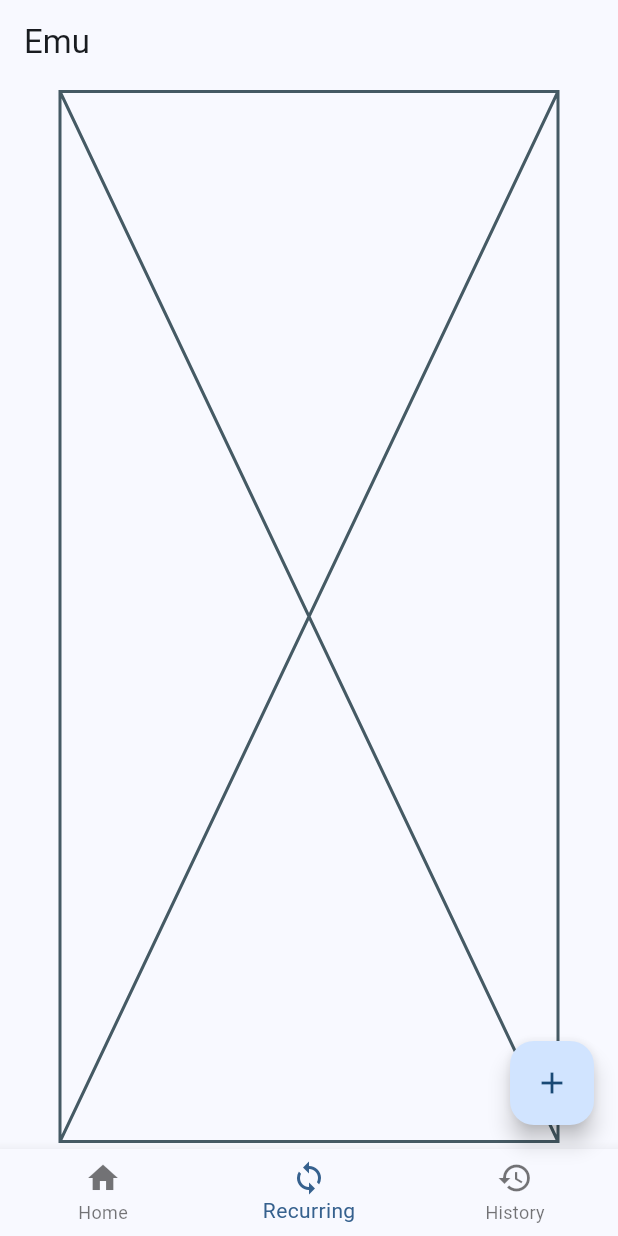
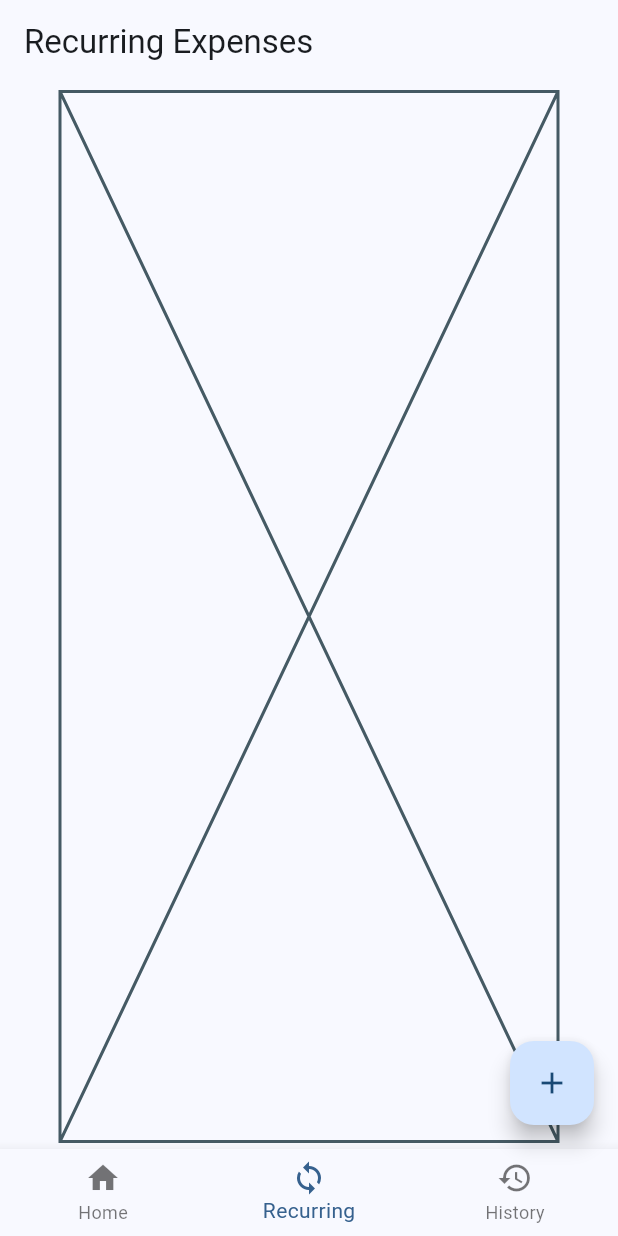
Before and after one commit to emhofer/Emu, a Flutter app: the screen it shows after launch, item 2 of the bottom bar chosen, on a phone screen of 412 x 824 dp. Run offline on Flutter 3.47's test engine with Material 2 defaults, Android fonts, the phone set to English and light mode, and no system bars; our stand-ins replace firebase_core; accounts and stored records are empty.

Commit message:
dynamic appbar titles

```diff
--- a/lib/main.dart
+++ b/lib/main.dart
@@ -47,6 +47,12 @@ class _MyHomePageState extends State<MyHomePage> {
     HistoryPage(),
   ];
 
+  final List<String> _pageTitles = [
+    "Emu",
+    "Recurring Expenses",
+    "History"
+  ];
+
   void onTabTapped(int index) {
     setState(() {
       _currentIndex = index;
@@ -56,7 +62,7 @@ class _MyHomePageState extends State<MyHomePage> {
   @override
   Widget build(BuildContext context) {
     return Scaffold(
-      appBar: AppBar(title: Text("Emu")),
+      appBar: AppBar(title: Text(_pageTitles[_currentIndex])),
       floatingActionButton: FloatingActionButton(
           onPressed: () {
             showDialog(
```
